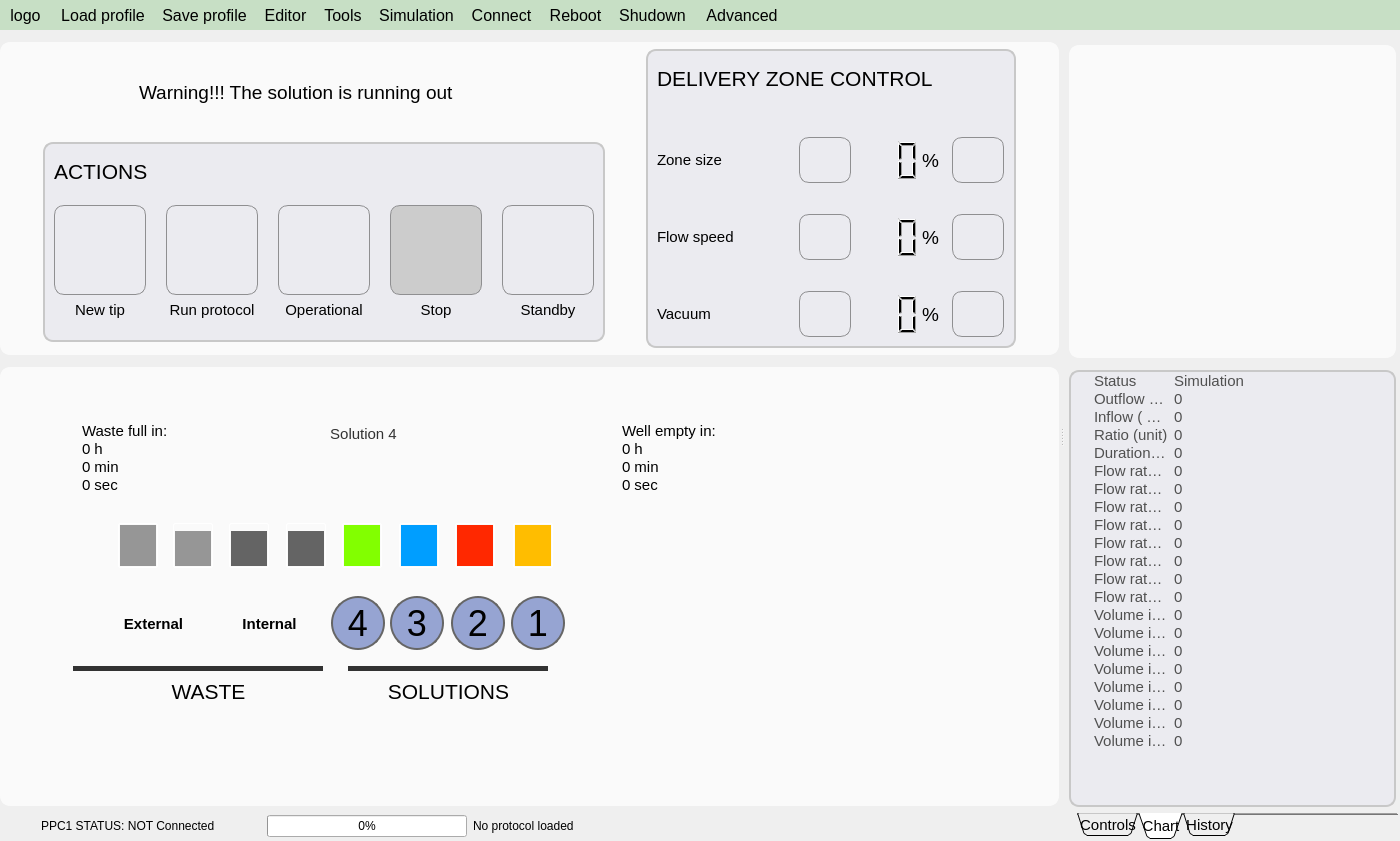
First picture: the form in apps/Lab-on-a-tip/Lab-on-a-tip.ui, repository bellonemauro/Labonatip2.0, before the edit.
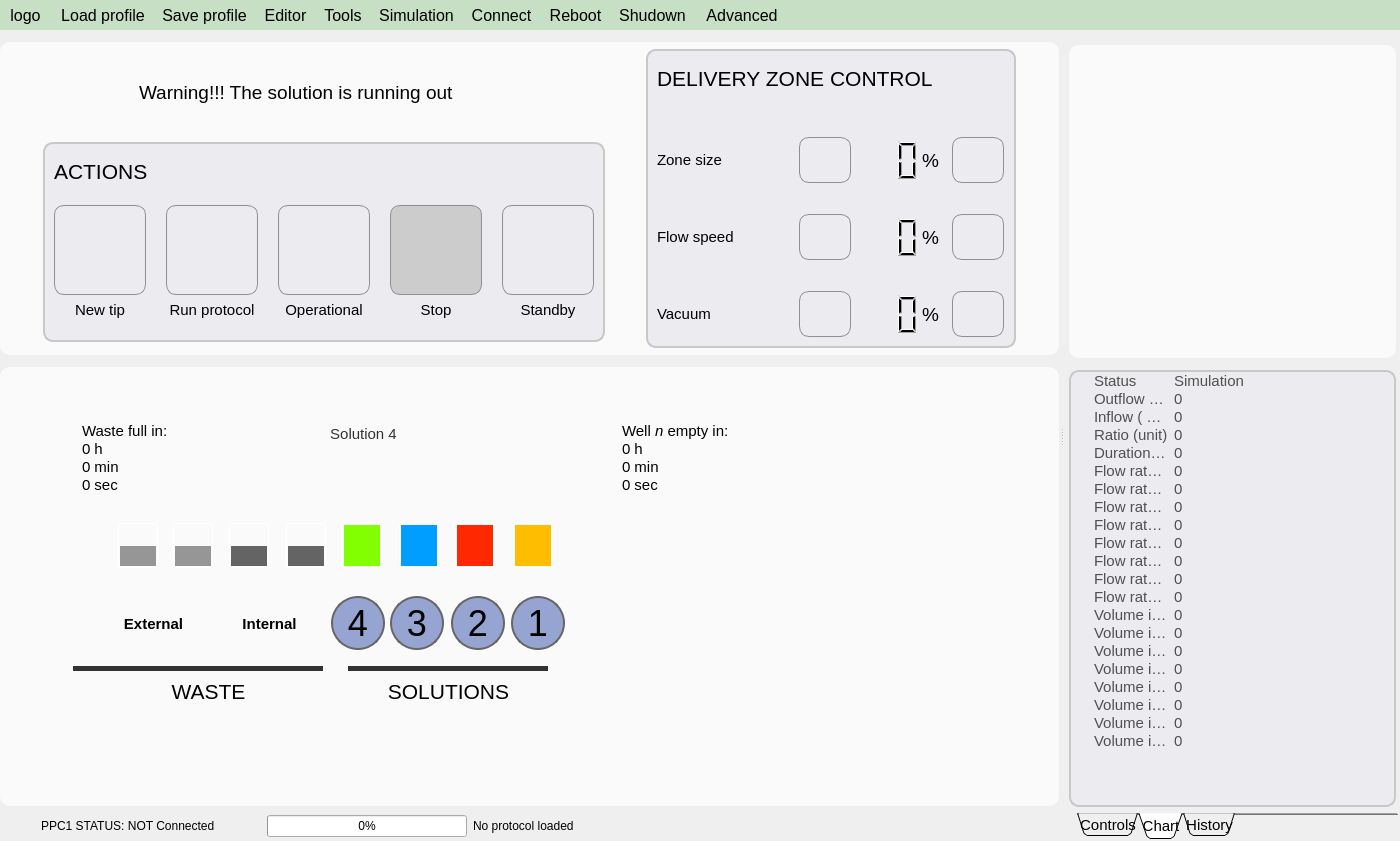
Second picture: the form after the edit. Icons and pictures are not drawn.

What changed in the file:
```diff
--- a/apps/Lab-on-a-tip/Lab-on-a-tip.ui
+++ b/apps/Lab-on-a-tip/Lab-on-a-tip.ui
@@ -385,10 +385,10 @@
 } </string>
                   </property>
                   <property name="maximum">
-                   <number>350</number>
+                   <number>100</number>
                   </property>
                   <property name="value">
-                   <number>350</number>
+                   <number>50</number>
                   </property>
                   <property name="textVisible">
                    <bool>false</bool>
@@ -442,10 +442,10 @@
 } </string>
                   </property>
                   <property name="maximum">
-                   <number>350</number>
+                   <number>100</number>
                   </property>
                   <property name="value">
-                   <number>300</number>
+                   <number>50</number>
                   </property>
                   <property name="textVisible">
                    <bool>false</bool>
@@ -498,10 +498,10 @@
 } </string>
                   </property>
                   <property name="maximum">
-                   <number>350</number>
+                   <number>100</number>
                   </property>
                   <property name="value">
-                   <number>300</number>
+                   <number>50</number>
                   </property>
                   <property name="textVisible">
                    <bool>false</bool>
@@ -555,10 +555,10 @@
 } </string>
                   </property>
                   <property name="maximum">
-                   <number>350</number>
+                   <number>100</number>
                   </property>
                   <property name="value">
-                   <number>300</number>
+                   <number>50</number>
                   </property>
                   <property name="textVisible">
                    <bool>false</bool>
@@ -1524,7 +1524,7 @@
 &lt;html&gt;&lt;head&gt;&lt;meta name=&quot;qrichtext&quot; content=&quot;1&quot; /&gt;&lt;style type=&quot;text/css&quot;&gt;
 p, li { white-space: pre-wrap; }
 &lt;/style&gt;&lt;/head&gt;&lt;body style=&quot; font-family:'MS Shell Dlg 2'; font-size:11pt; font-weight:400; font-style:normal;&quot;&gt;
-&lt;p style=&quot; margin-top:0px; margin-bottom:0px; margin-left:0px; margin-right:0px; -qt-block-indent:0; text-indent:0px;&quot;&gt;Well empty in: &lt;/p&gt;
+&lt;p style=&quot; margin-top:0px; margin-bottom:0px; margin-left:0px; margin-right:0px; -qt-block-indent:0; text-indent:0px;&quot;&gt;Well &lt;span style=&quot; font-style:italic;&quot;&gt;n&lt;/span&gt; empty in: &lt;/p&gt;
 &lt;p style=&quot; margin-top:0px; margin-bottom:0px; margin-left:0px; margin-right:0px; -qt-block-indent:0; text-indent:0px;&quot;&gt;0 h&lt;/p&gt;
 &lt;p style=&quot; margin-top:0px; margin-bottom:0px; margin-left:0px; margin-right:0px; -qt-block-indent:0; text-indent:0px;&quot;&gt;0 min &lt;/p&gt;
 &lt;p style=&quot; margin-top:0px; margin-bottom:0px; margin-left:0px; margin-right:0px; -qt-block-indent:0; text-indent:0px;&quot;&gt;0 sec&lt;/p&gt;&lt;/body&gt;&lt;/html&gt;</string>
```
